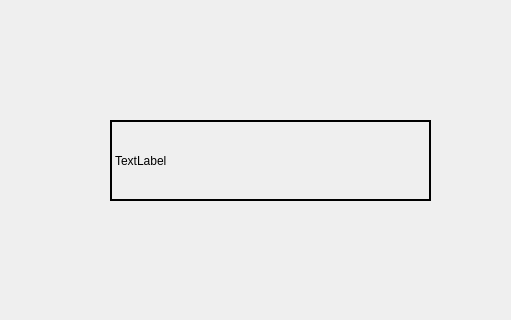
hoshianaaa/geometric_match_ros, file mainwindow.ui: the form before one commit; both pictures show x 0 to 511 and y 170 to 490 of the 800 by 600 pixel window.
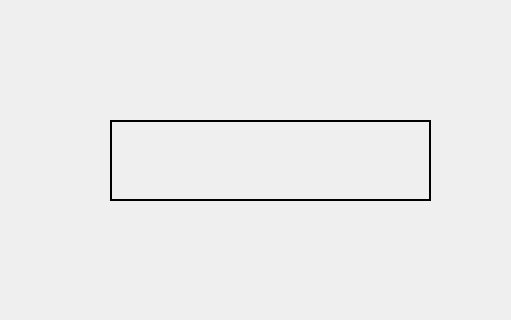
The form after the commit.

Commit message: 画像中央配置

```diff
--- a/mainwindow.ui
+++ b/mainwindow.ui
@@ -27,11 +27,14 @@
      <enum>QFrame::WinPanel</enum>
     </property>
     <property name="text">
-     <string>TextLabel</string>
+     <string/>
     </property>
     <property name="scaledContents">
      <bool>false</bool>
     </property>
+    <property name="alignment">
+     <set>Qt::AlignCenter</set>
+    </property>
     <property name="wordWrap">
      <bool>false</bool>
     </property>
```
